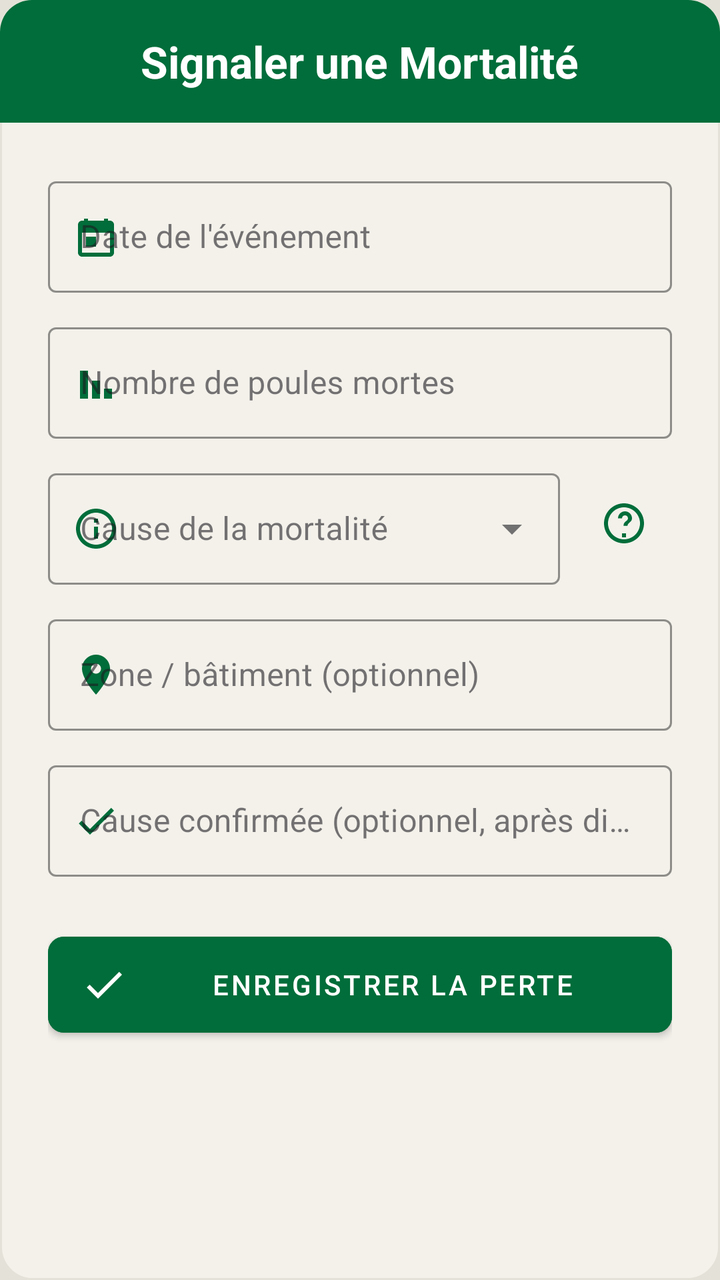
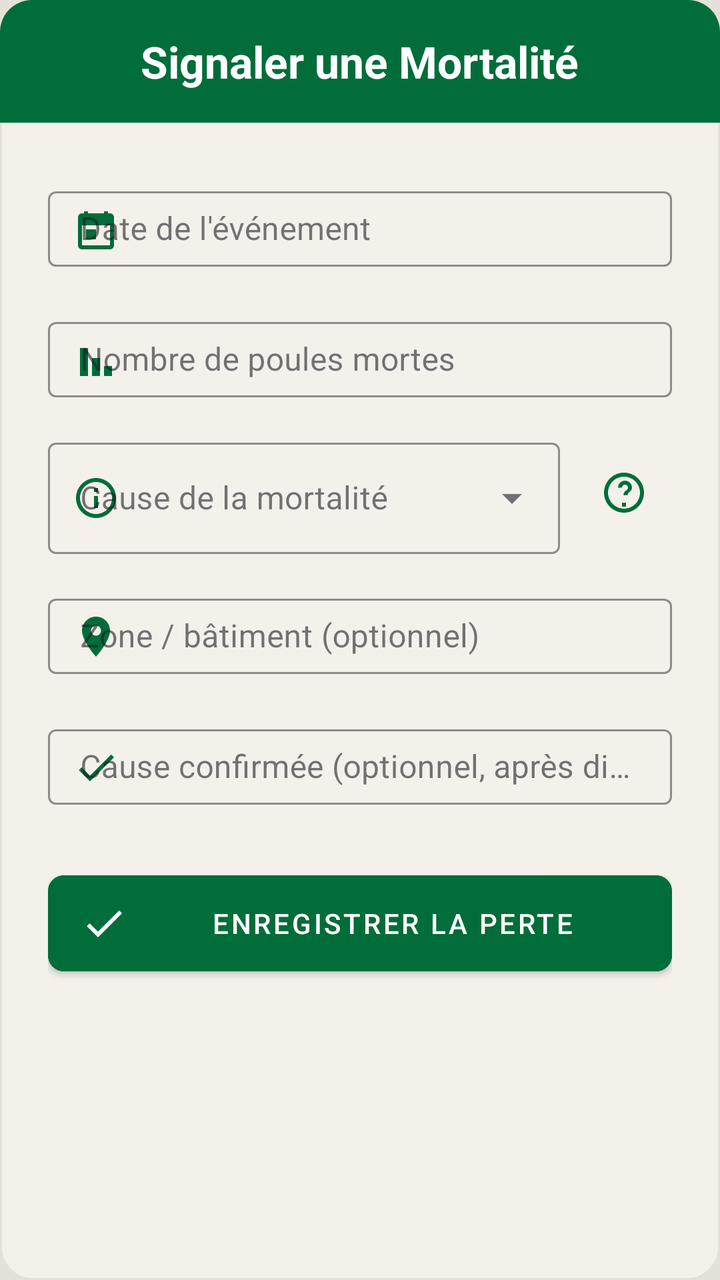

Compare the two renders of this Android layout. The source of the first and the diff that turns it into the second are given below.
<!-- AndroidManifest.xml: application theme Theme.Poulailler_copilot -->
<!-- res/layout/dialog_add_mortality.xml -->
<?xml version="1.0" encoding="utf-8"?>
<LinearLayout xmlns:android="http://schemas.android.com/apk/res/android"
    xmlns:app="http://schemas.android.com/apk/res-auto"
    android:layout_width="match_parent"
    android:layout_height="wrap_content"
    android:orientation="vertical"
    android:background="@drawable/bg_dialog_dark">

    <LinearLayout
        android:layout_width="match_parent"
        android:layout_height="wrap_content"
        android:background="@drawable/bg_dialog_header"
        android:padding="16dp"
        android:gravity="center">
        <TextView
            android:layout_width="wrap_content"
            android:layout_height="wrap_content"
            android:text="Signaler une Mortalité"
            android:textColor="@color/white"
            android:textSize="22sp"
            android:textStyle="bold"/>
    </LinearLayout>

    <LinearLayout
        android:layout_width="match_parent"
        android:layout_height="wrap_content"
        android:orientation="vertical"
        android:padding="24dp">

        <com.google.android.material.textfield.TextInputLayout
            android:layout_width="match_parent"
            android:layout_height="wrap_content"
            android:hint="Date de l'événement"
            style="@style/Widget.MaterialComponents.TextInputLayout.OutlinedBox"
            android:layout_marginBottom="12dp"
            app:hintTextColor="@color/text_secondary"
            app:boxStrokeColor="@color/primary"
            app:startIconDrawable="@drawable/ic_calendar"
            app:startIconTint="@color/primary">
            <com.google.android.material.textfield.TextInputEditText
                android:id="@+id/etMortalityDate"
                android:layout_width="match_parent"
                android:layout_height="wrap_content"
                android:focusable="false"
                android:clickable="true"
                android:textColor="@color/text_primary" />
        </com.google.android.material.textfield.TextInputLayout>

        <com.google.android.material.textfield.TextInputLayout
            android:layout_width="match_parent"
            android:layout_height="wrap_content"
            android:hint="Nombre de poules mortes"
            style="@style/Widget.MaterialComponents.TextInputLayout.OutlinedBox"
            android:layout_marginBottom="12dp"
            app:hintTextColor="@color/text_secondary"
            app:boxStrokeColor="@color/primary"
            app:startIconDrawable="@drawable/ic_mortality"
            app:startIconTint="@color/primary">
            <com.google.android.material.textfield.TextInputEditText
                android:id="@+id/etMortalityInput"
                android:layout_width="match_parent"
                android:layout_height="wrap_content"
                android:inputType="number"
                android:textColor="@color/text_primary" />
        </com.google.android.material.textfield.TextInputLayout>

        <LinearLayout
            android:layout_width="match_parent"
            android:layout_height="wrap_content"
            android:orientation="horizontal"
            android:gravity="center_vertical"
            android:layout_marginBottom="12dp">

            <com.google.android.material.textfield.TextInputLayout
                android:id="@+id/tilMortalityCause"
                style="@style/Widget.MaterialComponents.TextInputLayout.OutlinedBox.ExposedDropdownMenu"
                android:layout_width="0dp"
                android:layout_height="wrap_content"
                android:layout_weight="1"
                android:hint="Cause de la mortalité"
                app:hintTextColor="@color/text_secondary"
                app:boxStrokeColor="@color/primary"
                app:startIconDrawable="@drawable/ic_info"
                app:startIconTint="@color/primary">
                <AutoCompleteTextView
                    android:id="@+id/actvMortalityCause"
                    android:layout_width="match_parent"
                    android:layout_height="wrap_content"
                    android:inputType="none"
                    android:textColor="@color/text_primary" />
            </com.google.android.material.textfield.TextInputLayout>

            <ImageButton
                android:id="@+id/btnHelpSymptoms"
                android:layout_width="48dp"
                android:layout_height="48dp"
                android:layout_marginStart="8dp"
                android:background="?attr/selectableItemBackgroundBorderless"
                android:src="@drawable/ic_help"
                app:tint="@color/primary"
                android:contentDescription="Aide au diagnostic" />
        </LinearLayout>

        <com.google.android.material.textfield.TextInputLayout
            android:layout_width="match_parent"
            android:layout_height="wrap_content"
            android:hint="Zone / bâtiment (optionnel)"
            style="@style/Widget.MaterialComponents.TextInputLayout.OutlinedBox"
            android:layout_marginBottom="12dp"
            app:hintTextColor="@color/text_secondary"
            app:boxStrokeColor="@color/primary"
            app:startIconDrawable="@drawable/ic_location"
            app:startIconTint="@color/primary">
            <com.google.android.material.textfield.TextInputEditText
                android:id="@+id/etMortalityZone"
                android:layout_width="match_parent"
                android:layout_height="wrap_content"
                android:textColor="@color/text_primary" />
        </com.google.android.material.textfield.TextInputLayout>

        <com.google.android.material.textfield.TextInputLayout
            android:id="@+id/tilMortalityConfirmedCause"
            android:layout_width="match_parent"
            android:layout_height="wrap_content"
            android:hint="Cause confirmée (optionnel, après diagnostic)"
            style="@style/Widget.MaterialComponents.TextInputLayout.OutlinedBox"
            android:layout_marginBottom="24dp"
            app:hintTextColor="@color/text_secondary"
            app:boxStrokeColor="@color/primary"
            app:startIconDrawable="@drawable/ic_check"
            app:startIconTint="@color/primary">
            <com.google.android.material.textfield.TextInputEditText
                android:id="@+id/etMortalityConfirmedCause"
                android:layout_width="match_parent"
                android:layout_height="wrap_content"
                android:textColor="@color/text_primary" />
        </com.google.android.material.textfield.TextInputLayout>

        <com.google.android.material.button.MaterialButton
            android:id="@+id/btnSaveMortality"
            android:layout_width="match_parent"
            android:layout_height="60dp"
            android:text="ENREGISTRER LA PERTE"
            android:backgroundTint="@color/primary"
            android:textColor="@color/white"
            app:cornerRadius="8dp"
            app:icon="@drawable/ic_check"
            app:iconTint="@color/white"/>
    </LinearLayout>
</LinearLayout>
<!-- resources referenced by this layout -->
<resources>
  <color name="primary">#006D3A</color>
  <color name="text_primary">#1C1B1F</color>
  <color name="text_secondary">#49454F</color>
  <color name="white">#FFFFFFFF</color>
  <!-- drawable bg_dialog_dark (drawable) -->
  <?xml version="1.0" encoding="utf-8"?>
  <shape xmlns:android="http://schemas.android.com/apk/res/android">
      <solid android:color="@color/surface" />
      <stroke
          android:width="1dp"
          android:color="@color/off_white" />
      <corners android:radius="16dp" />
  </shape>
  <!-- drawable bg_dialog_header (drawable) -->
  <?xml version="1.0" encoding="utf-8"?>
  <shape xmlns:android="http://schemas.android.com/apk/res/android">
      <solid android:color="@color/primary" />
      <corners
          android:topLeftRadius="16dp"
          android:topRightRadius="16dp" />
  </shape>
  <style name="Theme.Poulailler_copilot" parent="Theme.MaterialComponents.DayNight.NoActionBar">
          
          <item name="colorPrimary">@color/primary</item>
          <item name="colorPrimaryVariant">@color/primary_variant</item>
          <item name="colorOnPrimary">@color/white</item>
  
          
          <item name="colorSecondary">@color/secondary</item>
          <item name="colorSecondaryVariant">@color/secondary_variant</item>
          <item name="colorOnSecondary">@color/white</item>
  
          
          <item name="android:windowBackground">@color/background</item>
          <item name="colorSurface">@color/surface</item>
          <item name="colorOnSurface">@color/text_primary</item>
          <item name="colorOnSurfaceVariant">@color/text_secondary</item>
  
          
          <item name="android:textColorPrimary">@color/text_primary</item>
          <item name="android:textColorSecondary">@color/text_secondary</item>
  
          
          <item name="android:statusBarColor">?attr/colorPrimaryVariant</item>
  
          
          <item name="materialCardViewStyle">@style/Widget.App.CardView</item>
          <item name="shapeAppearanceLargeComponent">@style/ShapeAppearance.App.LargeComponent</item>
  
          
          <item name="materialAlertDialogTheme">@style/ThemeOverlay.App.MaterialAlertDialog</item>
          <item name="alertDialogTheme">@style/ThemeOverlay.App.MaterialAlertDialog</item>
      </style>
  <color name="surface">#F3F1EA</color>
  <color name="off_white">#E4E2D8</color>
  <color name="primary_variant">#004D22</color>
  <color name="secondary">#43A047</color>
  <color name="secondary_variant">#2E7D32</color>
  <color name="background">@color/off_white</color>
  <style name="Widget.App.CardView" parent="Widget.MaterialComponents.CardView">
          <item name="cardElevation">2dp</item>
          <item name="cardCornerRadius">16dp</item>
          <item name="cardBackgroundColor">@color/surface</item>
          <item name="strokeWidth">0dp</item>
      </style>
  <style name="ShapeAppearance.App.LargeComponent" parent="ShapeAppearance.MaterialComponents.LargeComponent">
          <item name="cornerFamily">rounded</item>
          <item name="cornerSize">16dp</item>
      </style>
  <style name="ThemeOverlay.App.MaterialAlertDialog" parent="ThemeOverlay.MaterialComponents.MaterialAlertDialog">
          <item name="colorSurface">@color/surface</item>
          <item name="colorOnSurface">@color/text_primary</item>
          <item name="android:textColorPrimary">@color/text_primary</item>
      </style>
  <!-- unchanged entries left out for length: 6 -->
</resources>

<!-- the commit's change to res/layout/dialog_add_mortality.xml (unified diff, before → after) -->
@@ -31,13 +31,14 @@
             android:layout_width="match_parent"
             android:layout_height="wrap_content"
             android:hint="Date de l'événement"
-            style="@style/Widget.MaterialComponents.TextInputLayout.OutlinedBox"
+            style="@style/Widget.MaterialComponents.TextInputLayout.OutlinedBox.Dense"
             android:layout_marginBottom="12dp"
             app:hintTextColor="@color/text_secondary"
             app:boxStrokeColor="@color/primary"
             app:startIconDrawable="@drawable/ic_calendar"
             app:startIconTint="@color/primary">
             <com.google.android.material.textfield.TextInputEditText
+        style="@style/Widget.App.TextInputEditText"
                 android:id="@+id/etMortalityDate"
                 android:layout_width="match_parent"
                 android:layout_height="wrap_content"
@@ -50,13 +51,14 @@
             android:layout_width="match_parent"
             android:layout_height="wrap_content"
             android:hint="Nombre de poules mortes"
-            style="@style/Widget.MaterialComponents.TextInputLayout.OutlinedBox"
+            style="@style/Widget.MaterialComponents.TextInputLayout.OutlinedBox.Dense"
             android:layout_marginBottom="12dp"
             app:hintTextColor="@color/text_secondary"
             app:boxStrokeColor="@color/primary"
             app:startIconDrawable="@drawable/ic_mortality"
             app:startIconTint="@color/primary">
             <com.google.android.material.textfield.TextInputEditText
+        style="@style/Widget.App.TextInputEditText"
                 android:id="@+id/etMortalityInput"
                 android:layout_width="match_parent"
                 android:layout_height="wrap_content"
@@ -105,13 +107,14 @@
             android:layout_width="match_parent"
             android:layout_height="wrap_content"
             android:hint="Zone / bâtiment (optionnel)"
-            style="@style/Widget.MaterialComponents.TextInputLayout.OutlinedBox"
+            style="@style/Widget.MaterialComponents.TextInputLayout.OutlinedBox.Dense"
             android:layout_marginBottom="12dp"
             app:hintTextColor="@color/text_secondary"
             app:boxStrokeColor="@color/primary"
             app:startIconDrawable="@drawable/ic_location"
             app:startIconTint="@color/primary">
             <com.google.android.material.textfield.TextInputEditText
+        style="@style/Widget.App.TextInputEditText"
                 android:id="@+id/etMortalityZone"
                 android:layout_width="match_parent"
                 android:layout_height="wrap_content"
@@ -123,13 +126,14 @@
             android:layout_width="match_parent"
             android:layout_height="wrap_content"
             android:hint="Cause confirmée (optionnel, après diagnostic)"
-            style="@style/Widget.MaterialComponents.TextInputLayout.OutlinedBox"
+            style="@style/Widget.MaterialComponents.TextInputLayout.OutlinedBox.Dense"
             android:layout_marginBottom="24dp"
             app:hintTextColor="@color/text_secondary"
             app:boxStrokeColor="@color/primary"
             app:startIconDrawable="@drawable/ic_check"
             app:startIconTint="@color/primary">
             <com.google.android.material.textfield.TextInputEditText
+        style="@style/Widget.App.TextInputEditText"
                 android:id="@+id/etMortalityConfirmedCause"
                 android:layout_width="match_parent"
                 android:layout_height="wrap_content"
<!-- resource entries referenced after the edit -->
@@ -21,6 +21,11 @@
           android:topLeftRadius="16dp"
           android:topRightRadius="16dp" />
   </shape>
+  <style name="Widget.App.TextInputEditText" parent="Widget.MaterialComponents.TextInputEditText.OutlinedBox.Dense">
+          <item name="android:paddingTop">8dp</item>
+          <item name="android:paddingBottom">8dp</item>
+          <item name="android:minHeight">0dp</item>
+      </style>
   <style name="Theme.Poulailler_copilot" parent="Theme.MaterialComponents.DayNight.NoActionBar">
           
           <item name="colorPrimary">@color/primary</item>
@@ -50,6 +55,10 @@
           <item name="shapeAppearanceLargeComponent">@style/ShapeAppearance.App.LargeComponent</item>
   
           
+          <item name="editTextStyle">@style/Widget.App.TextInputEditText</item>
+          <item name="textInputStyle">@style/Widget.App.TextInputLayout</item>
+  
+          
           <item name="materialAlertDialogTheme">@style/ThemeOverlay.App.MaterialAlertDialog</item>
           <item name="alertDialogTheme">@style/ThemeOverlay.App.MaterialAlertDialog</item>
       </style>
@@ -69,6 +78,7 @@
           <item name="cornerFamily">rounded</item>
           <item name="cornerSize">16dp</item>
       </style>
+  <style name="Widget.App.TextInputLayout" parent="Widget.MaterialComponents.TextInputLayout.OutlinedBox.Dense" />
   <style name="ThemeOverlay.App.MaterialAlertDialog" parent="ThemeOverlay.MaterialComponents.MaterialAlertDialog">
           <item name="colorSurface">@color/surface</item>
           <item name="colorOnSurface">@color/text_primary</item>
